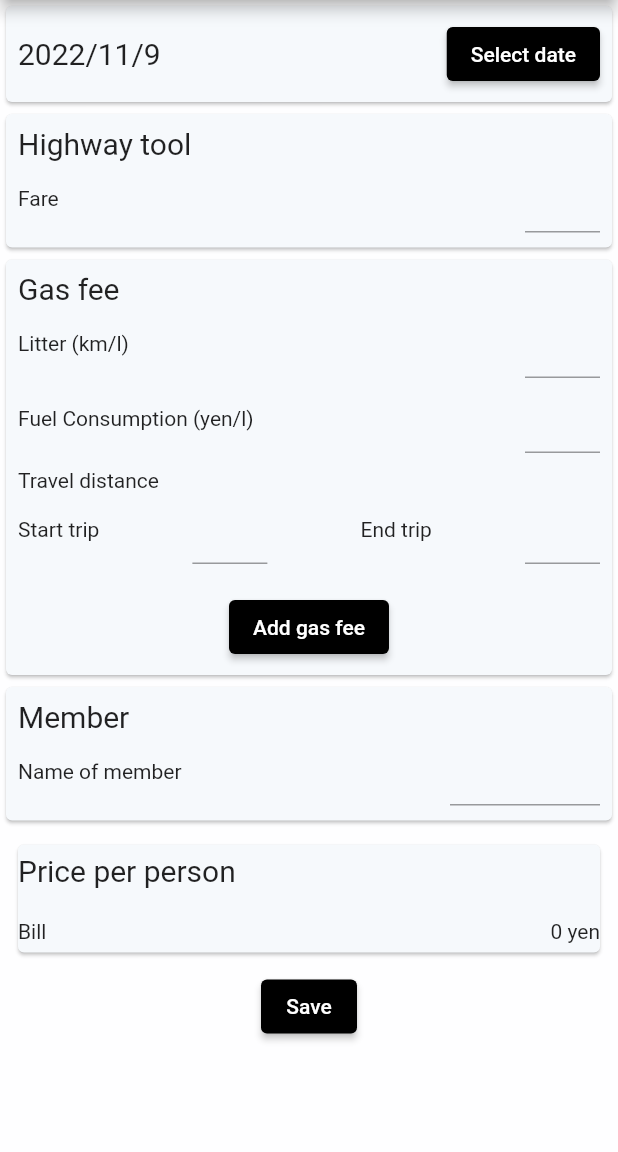
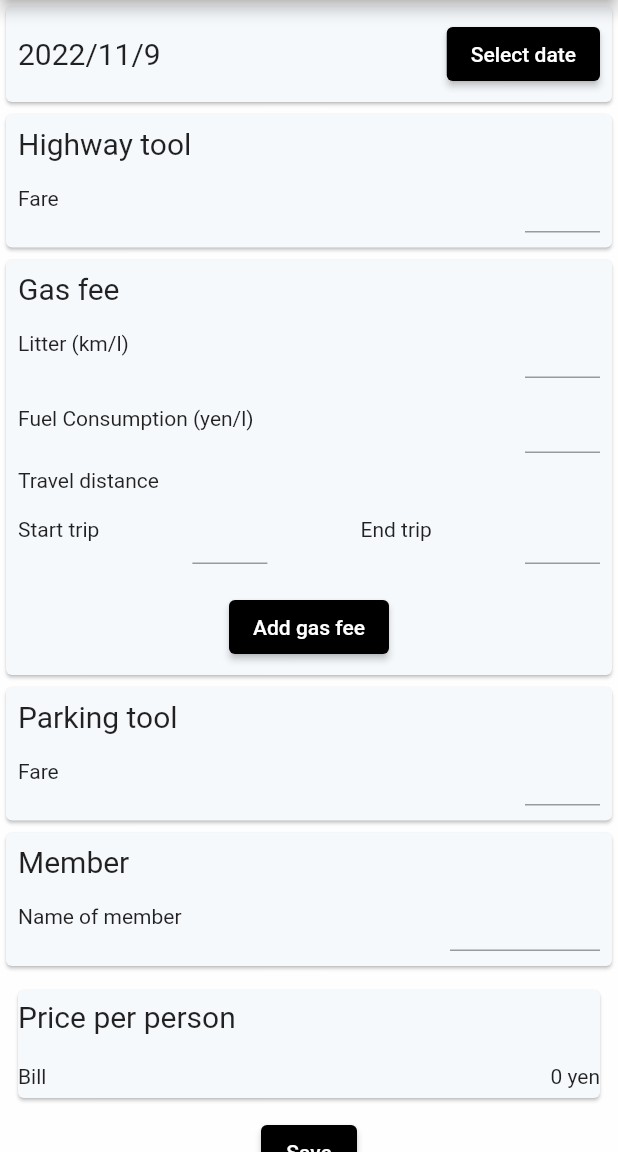
Before and after one commit to UraShiba/dutch_app, a Flutter app: the screen it shows after launch, after a tap on "Add gas fee", on a phone screen of 412 x 824 dp, the part 84-1236 px from its top. Run offline on Flutter 3.47's test engine with Material 2 defaults, Android fonts, the light colour scheme and no system bars; our stand-ins replace equatable, flutter_bloc.

Commit message:
Add parking fee items

```diff
--- /dev/null
+++ b/lib/bloc/parking_fee/parking_fee_cubit.dart
@@ -0,0 +1,22 @@
+import 'package:flutter_bloc/flutter_bloc.dart';
+
+class ParkingFeeCubit extends Cubit<List<int>> {
+  ParkingFeeCubit() : super([]);
+
+  int sum = 0;
+
+  void addParkingFee(int fare) {
+    state.add(fare);
+    emit(List.of(state));
+  }
+
+  void removeProduct(int number) {
+    // To be implemented
+    // state.removeWhere((element) => element == number);
+    // emit(List.of(state));
+  }
+
+  int getParkingFee() {
+    return sum;
+  }
+}
--- a/lib/bloc/total_amount/total_amount_cubit.dart
+++ b/lib/bloc/total_amount/total_amount_cubit.dart
@@ -24,7 +24,9 @@ import 'package:flutter_bloc/flutter_bloc.dart';
 // }
 
 class TotalAmountCubit extends Cubit<TotalAmount> {
-  TotalAmountCubit() : super(const TotalAmount(sumGas: 0, sumHighwayTool: 0));
+  TotalAmountCubit()
+      : super(
+            const TotalAmount(sumGas: 0, sumHighwayTool: 0, sumParkingFee: 0));
   int sum = 0;
 
   void addFeeList(TotalAmount fee) {
@@ -36,7 +38,7 @@ class TotalAmountCubit extends Cubit<TotalAmount> {
   }
 
   int calculateTotalAmount() {
-    sum = state.sumGas! + state.sumHighwayTool!;
+    sum = state.sumGas! + state.sumHighwayTool! + state.sumParkingFee!;
     return sum;
   }
 
--- a/lib/calculate_page/calculate_page.dart
+++ b/lib/calculate_page/calculate_page.dart
@@ -3,10 +3,13 @@ import 'package:dutch_app/bloc/gas_fee/gas_fee_cubit.dart';
 import 'package:dutch_app/bloc/highway_tool/highway_tool_cubit.dart';
 import 'package:dutch_app/bloc/history/history_cubit.dart';
 import 'package:dutch_app/bloc/member/member_cubit.dart';
+import 'package:dutch_app/bloc/parking_fee/parking_fee_cubit.dart';
 import 'package:dutch_app/bloc/total_amount/total_amount_cubit.dart';
+import 'package:dutch_app/calculate_page/widget/expense_items/parking_fee_listview.dart';
 import 'package:dutch_app/calculate_page/widget/input_card/date_pick_card.dart';
 import 'package:dutch_app/calculate_page/widget/expense_items/member_listview.dart';
 import 'package:dutch_app/calculate_page/widget/input_card/member_input_card.dart';
+import 'package:dutch_app/calculate_page/widget/input_card/parking_fee_card.dart';
 import 'package:dutch_app/calculate_page/widget/input_card/price_per_person_card.dart';
 import 'package:dutch_app/calculate_page/widget/expense_items/gas_fee.dart';
 import 'package:dutch_app/calculate_page/widget/expense_items/highway_tool_listview.dart';
@@ -41,6 +44,9 @@ class CalculatePage extends StatelessWidget {
         ),
         BlocProvider(
           create: (_) => HistoryCubit(),
+        ),
+        BlocProvider(
+          create: (_) => ParkingFeeCubit(),
         )
       ],
       child: SingleChildScrollView(
@@ -56,6 +62,9 @@ class CalculatePage extends StatelessWidget {
               enteredItemCard: GasInputCard(gasFee: GasFee()),
             ),
             TopicSection(
+              enteredItemCard: ParkingFeeCard(listView: ParkingFeeListview()),
+            ),
+            TopicSection(
               enteredItemCard: MemberInputCard(listView: MemberListView()),
             ),
             TopicSection(
--- /dev/null
+++ b/lib/calculate_page/widget/expense_items/parking_fee_listview.dart
@@ -0,0 +1,23 @@
+import 'package:dutch_app/bloc/parking_fee/parking_fee_cubit.dart';
+import 'package:dutch_app/calculate_page/widget/entered_item_card.dart';
+import 'package:flutter/material.dart';
+import 'package:flutter_bloc/flutter_bloc.dart';
+
+class ParkingFeeListview extends StatelessWidget {
+  const ParkingFeeListview({Key? key}) : super(key: key);
+
+  @override
+  Widget build(BuildContext context) {
+    final ScrollController _scrollController = ScrollController();
+    return BlocBuilder<ParkingFeeCubit, List<int>>(
+      builder: ((context, state) => state.isNotEmpty
+          ? ListView.builder(
+              controller: _scrollController,
+              shrinkWrap: true,
+              itemCount: state.length,
+              itemBuilder: (context, index) => EnteredItemCard(
+                  number: index, value: "${state[index].toString()} yen"))
+          : Container()),
+    );
+  }
+}
--- /dev/null
+++ b/lib/calculate_page/widget/input_card/parking_fee_card.dart
@@ -0,0 +1,61 @@
+import 'package:dutch_app/bloc/parking_fee/parking_fee_cubit.dart';
+import 'package:dutch_app/bloc/total_amount/total_amount_cubit.dart';
+import 'package:flutter/material.dart';
+import 'package:flutter/services.dart';
+import 'package:flutter_bloc/flutter_bloc.dart';
+
+class ParkingFeeCard extends StatelessWidget {
+  const ParkingFeeCard({Key? key, required this.listView}) : super(key: key);
+
+  final Widget listView;
+
+  @override
+  Widget build(BuildContext context) {
+    final _formKey = GlobalKey<FormState>();
+    final _editingController = TextEditingController();
+
+    return Card(
+      color: const Color((0xFFF6F9FC)),
+      child: Padding(
+        padding: const EdgeInsets.all(8.0),
+        child: Column(
+          mainAxisAlignment: MainAxisAlignment.start,
+          crossAxisAlignment: CrossAxisAlignment.start,
+          children: [
+            const Text(
+              "Parking tool",
+              textAlign: TextAlign.left,
+              style: TextStyle(fontSize: 20),
+            ),
+            Row(
+              mainAxisAlignment: MainAxisAlignment.spaceBetween,
+              children: [
+                const Text("Fare"),
+                SizedBox(
+                  width: 50,
+                  height: 50,
+                  child: TextFormField(
+                      key: _formKey,
+                      inputFormatters: [FilteringTextInputFormatter.digitsOnly],
+                      controller: _editingController,
+                      onFieldSubmitted: (value) {
+                        final totalAmount =
+                            context.read<TotalAmountCubit>().getTotalAmount();
+
+                        context
+                            .read<ParkingFeeCubit>()
+                            .addParkingFee((int.parse(value)));
+                        context.read<TotalAmountCubit>().addFeeList(totalAmount
+                            .copyWith(sumParkingFee: int.parse(value)));
+                        context.read<TotalAmountCubit>().calculateTotalAmount();
+                      }),
+                ),
+              ],
+            ),
+            listView
+          ],
+        ),
+      ),
+    );
+  }
+}
--- a/lib/model/total_amount.dart
+++ b/lib/model/total_amount.dart
@@ -3,13 +3,18 @@ import 'package:equatable/equatable.dart';
 class TotalAmount extends Equatable {
   final int? sumGas;
   final int? sumHighwayTool;
+  final int? sumParkingFee;
 
-  const TotalAmount({this.sumGas, this.sumHighwayTool});
+  const TotalAmount({this.sumGas, this.sumHighwayTool, this.sumParkingFee});
 
-  TotalAmount copyWith({int? sumGas, int? sumHighwayTool}) => TotalAmount(
-      sumGas: sumGas ?? this.sumGas,
-      sumHighwayTool: sumHighwayTool ?? this.sumHighwayTool);
+  TotalAmount copyWith(
+          {int? sumGas, int? sumHighwayTool, int? sumParkingFee}) =>
+      TotalAmount(
+        sumGas: sumGas ?? this.sumGas,
+        sumHighwayTool: sumHighwayTool ?? this.sumHighwayTool,
+        sumParkingFee: sumParkingFee ?? this.sumParkingFee,
+      );
 
   @override
-  List<Object> get props => [sumGas!, sumHighwayTool!];
+  List<Object> get props => [sumGas!, sumHighwayTool!, sumParkingFee!];
 }
```
